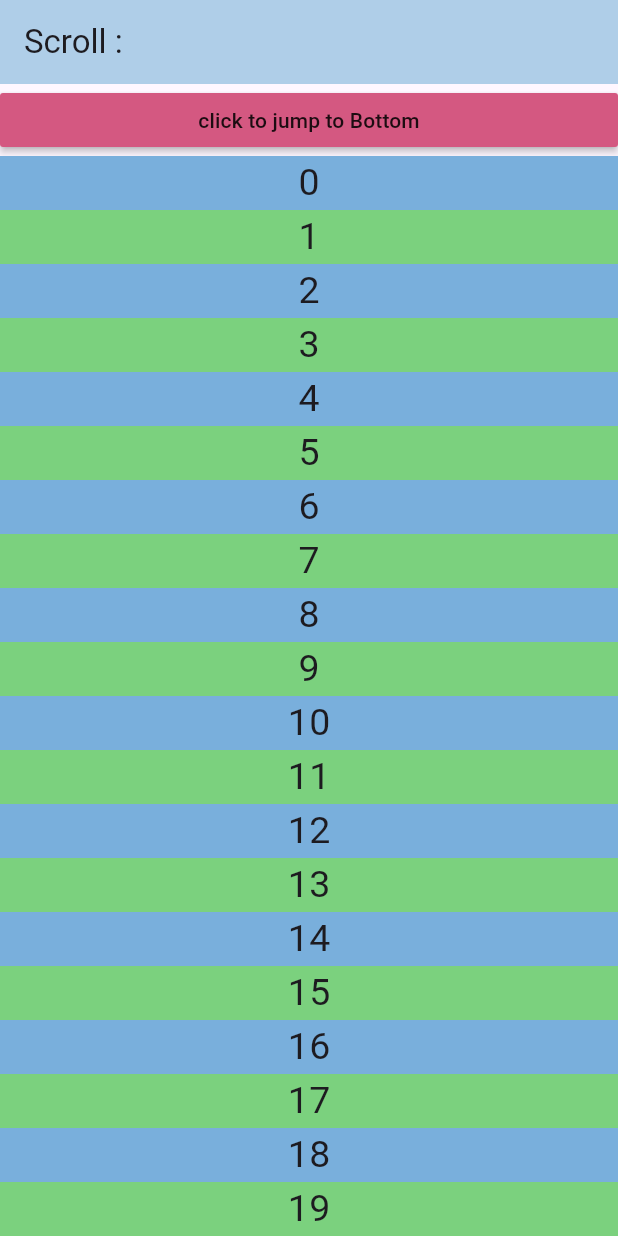
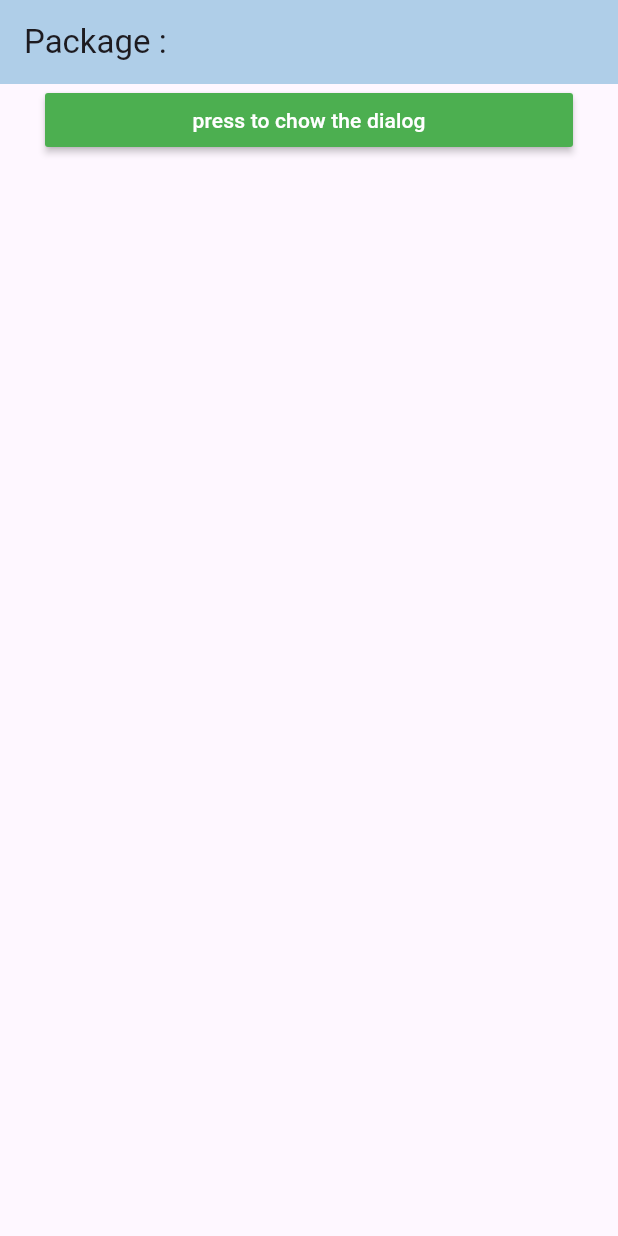
Before and after one commit to HussenAlwees/basics, a Flutter app: the screen it shows after launch, on a phone screen of 412 x 824 dp. Run offline on Flutter 3.47's test engine with Material 3 defaults, Android fonts, the phone set to English and light mode, and no system bars; our stand-ins replace awesome_dialog.

Commit message:
install and use dialog package

```diff
--- a/lib/homepage.dart
+++ b/lib/homepage.dart
@@ -1,4 +1,5 @@
 import 'package:flutter/material.dart';
+import 'package:awesome_dialog/awesome_dialog.dart';
 
 class Homepage extends StatefulWidget {
   const Homepage({super.key});
@@ -8,65 +9,32 @@ class Homepage extends StatefulWidget {
 }
 
 class _Homepage extends State<Homepage> {
-  late ScrollController scrollController;
-
-  @override
-  void initState() {
-    scrollController = ScrollController();
-    scrollController.addListener(() {
-      print("${scrollController.offset}");
-    });
-
-    super.initState();
-  }
-
-  @override
-  void dispose() {
-    scrollController.dispose();
-    super.dispose();
-  }
-
   @override
   Widget build(BuildContext context) {
     return Scaffold(
       appBar: AppBar(
-        title: Text("Scroll : "),
+        title: Text("Package : "),
         backgroundColor: const Color.fromARGB(255, 175, 206, 232),
       ),
       body: ListView(
-        controller: scrollController,
         children: [
-          MaterialButton(
-            color: const Color.fromARGB(255, 212, 88, 129),
-            onPressed: () {
-              // scrollController.jumpTo(2956);
-              scrollController.animateTo(2956,
-                  duration: const Duration(seconds: 1),
-                  curve: Curves.easeInOut);
-            },
-            child: Text("click to jump to Bottom"),
-          ),
-          ...List.generate(
-              100,
-              (index) => Container(
-                    alignment: Alignment.center,
-                    child: Text(
-                      "$index",
-                      style: TextStyle(fontSize: 25),
-                    ),
-                    color: index.isEven
-                        ? const Color.fromARGB(255, 121, 175, 220)
-                        : const Color.fromARGB(255, 123, 209, 126),
-                  )),
-          MaterialButton(
-            color: Color.fromARGB(255, 208, 231, 116),
-            onPressed: () {
-              // scrollController.jumpTo(0);
-              scrollController.animateTo(0,
-                  duration: const Duration(seconds: 1),
-                  curve: Curves.easeInOut);
-            },
-            child: Text("click to jump to Top"),
+          Container(
+            margin: EdgeInsets.symmetric(horizontal: 30),
+            child: MaterialButton(
+                color: Colors.green,
+                textColor: Colors.white,
+                child: Text("press to chow the dialog"),
+                onPressed: () {
+                  AwesomeDialog(
+                    context: context,
+                    dialogType: DialogType.info,
+                    animType: AnimType.rightSlide,
+                    title: 'Dialog Title',
+                    desc: 'Dialog description here.............',
+                    btnCancelOnPress: () {},
+                    btnOkOnPress: () {},
+                  )..show();
+                }),
           ),
         ],
       ),
--- a/pubspec.yaml
+++ b/pubspec.yaml
@@ -35,6 +35,7 @@ dependencies:
   # The following adds the Cupertino Icons font to your application.
   # Use with the CupertinoIcons class for iOS style icons.
   cupertino_icons: ^1.0.2
+  awesome_dialog: ^3.2.0
 
 dev_dependencies:
   flutter_test:
```
Also changed, not shown: pubspec.lock, 4 other files.
